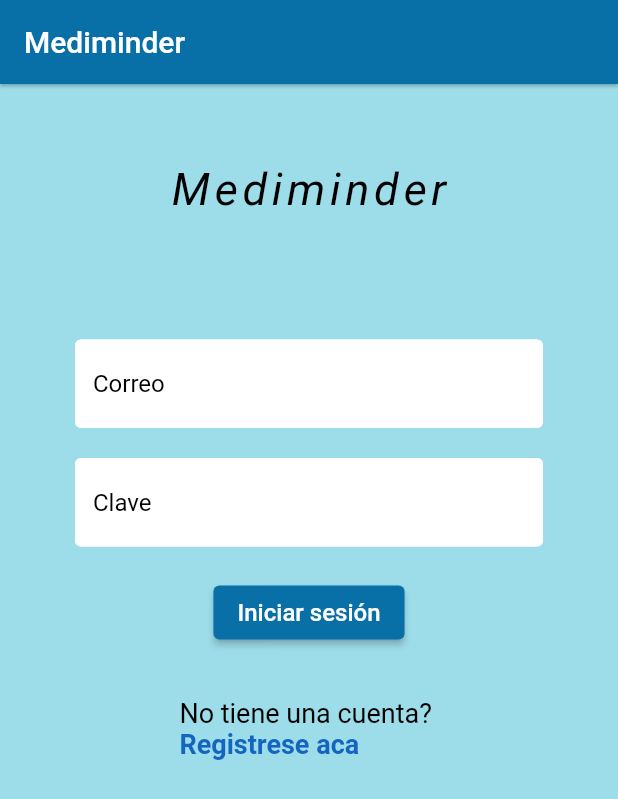
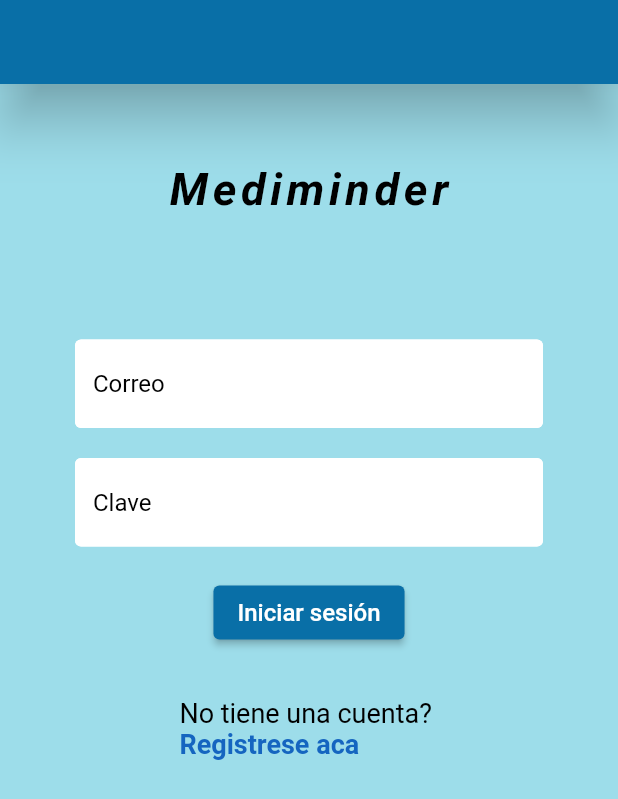
Before and after one commit to Dlondono/mediminder, a Flutter app: the screen it shows after launch, on a phone screen of 412 x 824 dp. Shown: the top 799 px of the screen. Run offline on Flutter 3.47's test engine with Material 2 defaults, Android fonts, the phone set to English and light mode, and no system bars; our stand-ins replace cloud_firestore, firebase_auth, firebase_core, firebase_messaging, flutter_local_notifications, flutter_native_timezone and 3 more; accounts and stored records are empty.

Commit message:
inicio y registro mejorados

```diff
--- a/lib/screens/authenticate/sign_in.dart
+++ b/lib/screens/authenticate/sign_in.dart
@@ -34,8 +34,7 @@ class _SignInState extends State<SignIn> {
       //backgroundColor: Colors.blue[100],
       appBar: AppBar(
         backgroundColor: Color.fromRGBO(9, 111, 167, 50),
-        elevation: 1.0,
-        title: Text('Mediminder',),
+        elevation: 15.0,
 
       ),
       body: SingleChildScrollView(
@@ -53,7 +52,7 @@ class _SignInState extends State<SignIn> {
                   text: TextSpan(
                       text: "Mediminder",
                       style: TextStyle(
-                          fontSize: 30,color: Colors.black,
+                          fontSize: 30,color: Colors.black,fontWeight: FontWeight.bold,
                           fontStyle: FontStyle.italic,fontFamily:"Roboto",letterSpacing: 3
                       ),
                   ),
```
